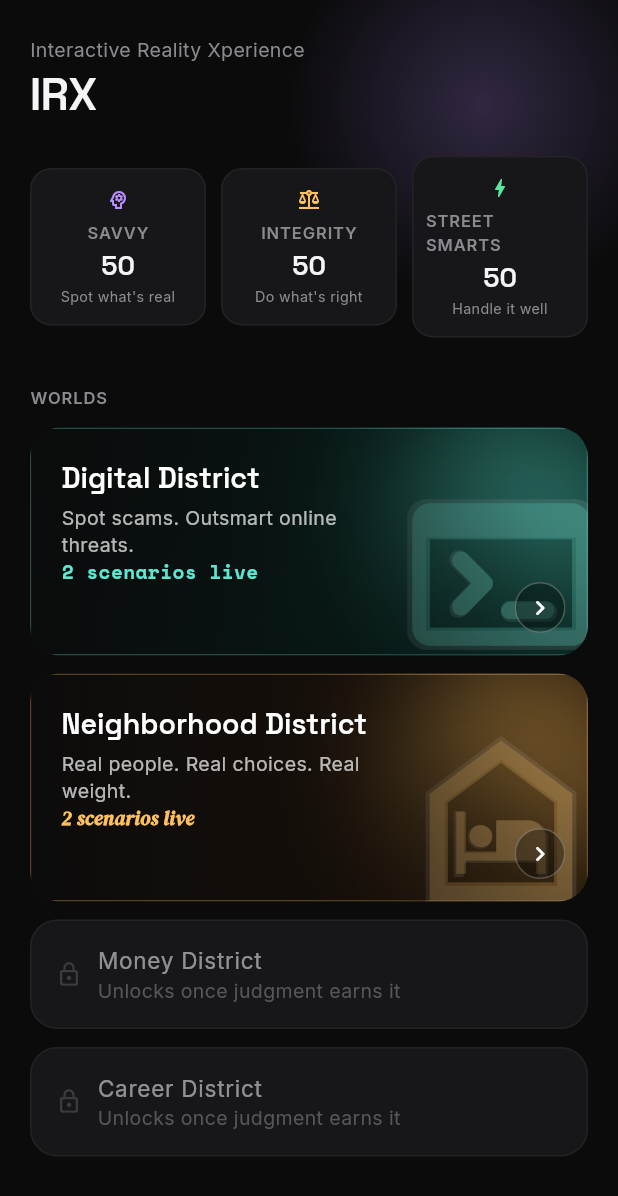
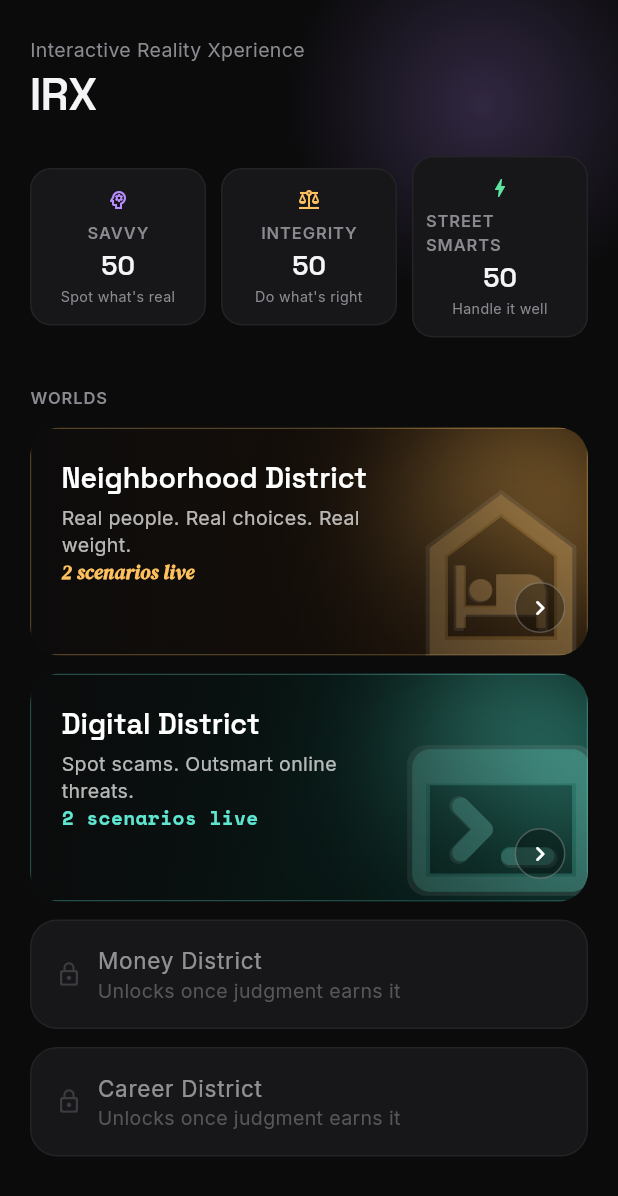
Before and after one commit to rmoskiii/irx-flutter, a Flutter app: the screen it shows after launch, on a phone screen of 412 x 824 dp. Shown: the top 1196 px of the screen. Run offline on Flutter 3.47's test engine with Material 3 defaults, Android fonts, the phone set to English and light mode, and no system bars; our stand-ins replace google_fonts.

Commit message:
irx v8 hood edits

```diff
--- a/lib/models/scenario.dart
+++ b/lib/models/scenario.dart
@@ -1,6 +1,7 @@
 /// Models mirror the shape returned by the irl-backend API. Keeping them
 /// as plain, explicit fromJson factories (no codegen) keeps the project
 /// dependency-light and easy to read for a small MVP.
+library;
 
 class Persona {
   final String name;
@@ -86,7 +87,8 @@ class ScenarioNode {
       message: json['message'] as String,
       reactionDelay: json['reactionDelay'] as String?,
       presentation: json['presentation'] != null
-          ? ScenarioPresentation.fromJson(json['presentation'] as Map<String, dynamic>)
+          ? ScenarioPresentation.fromJson(
+              json['presentation'] as Map<String, dynamic>)
           : null,
       choices: (json['choices'] as List)
           .map((c) => ScenarioChoice.fromJson(c as Map<String, dynamic>))
@@ -219,6 +221,7 @@ class TurnBreakdown {
     required this.reasons,
   });
 }
+
 /// Summary of a scenario, as returned by GET /api/scenarios/list. Powers
 /// the dev-only scenario picker - deliberately minimal, just enough to
 /// show a list and let you pick one.
--- a/lib/theme/app_theme.dart
+++ b/lib/theme/app_theme.dart
@@ -101,7 +101,10 @@ class AmbientGlow extends StatelessWidget {
         decoration: BoxDecoration(
           shape: BoxShape.circle,
           gradient: RadialGradient(
-            colors: [color.withOpacity(0.22), color.withOpacity(0.0)],
+            colors: [
+              color.withValues(alpha: 0.22),
+              color.withValues(alpha: 0.0)
+            ],
           ),
         ),
       ),
--- a/lib/theme/district_theme.dart
+++ b/lib/theme/district_theme.dart
@@ -56,7 +56,11 @@ class Districts {
     tagline: 'Spot scams. Outsmart online threats.',
     icon: Icons.terminal_rounded,
     accent: const Color(0xFF5EE6D0),
-    backgroundGradient: const [Color(0xFF081410), Color(0xFF04211C), Color(0xFF02100D)],
+    backgroundGradient: const [
+      Color(0xFF081410),
+      Color(0xFF04211C),
+      Color(0xFF02100D)
+    ],
     labelFont: () => GoogleFonts.spaceMono(),
     available: true,
     anchorScenarioId: 'the_prince',
@@ -68,7 +72,11 @@ class Districts {
     tagline: 'Real people. Real choices. Real weight.',
     icon: Icons.night_shelter_outlined,
     accent: const Color(0xFFFFC15E),
-    backgroundGradient: const [Color(0xFF241608), Color(0xFF1C1006), Color(0xFF120A03)],
+    backgroundGradient: const [
+      Color(0xFF241608),
+      Color(0xFF1C1006),
+      Color(0xFF120A03)
+    ],
     labelFont: () => GoogleFonts.dmSerifDisplay(fontStyle: FontStyle.italic),
     available: true,
     anchorScenarioId: 'the_secret',
@@ -80,7 +88,11 @@ class Districts {
     tagline: 'Unlocks once judgment earns it',
     icon: Icons.account_balance_outlined,
     accent: const Color(0xFF8A8A90),
-    backgroundGradient: const [Color(0xFF141416), Color(0xFF101012), Color(0xFF0B0B0C)],
+    backgroundGradient: const [
+      Color(0xFF141416),
+      Color(0xFF101012),
+      Color(0xFF0B0B0C)
+    ],
     labelFont: () => GoogleFonts.spaceGrotesk(),
   );
 
@@ -90,11 +102,15 @@ class Districts {
     tagline: 'Unlocks once judgment earns it',
     icon: Icons.badge_outlined,
     accent: const Color(0xFF8A8A90),
-    backgroundGradient: const [Color(0xFF141416), Color(0xFF101012), Color(0xFF0B0B0C)],
+    backgroundGradient: const [
+      Color(0xFF141416),
+      Color(0xFF101012),
+      Color(0xFF0B0B0C)
+    ],
     labelFont: () => GoogleFonts.spaceGrotesk(),
   );
 
-  static final all = <DistrictTheme>[digital, neighborhood, money, career];
+  static final all = <DistrictTheme>[neighborhood, digital, money, career];
 
   /// Looks up a district by its string id (matches the "district" field
   /// on a scenario) - used by the dev picker to theme a scenario it
--- a/lib/widgets/choice_tile.dart
+++ b/lib/widgets/choice_tile.dart
@@ -48,12 +48,12 @@ class _ChoiceTileState extends State<ChoiceTile> {
           padding: const EdgeInsets.symmetric(horizontal: 16, vertical: 14),
           decoration: BoxDecoration(
             color: widget.selected
-                ? widget.district.accent.withOpacity(0.16)
+                ? widget.district.accent.withValues(alpha: 0.16)
                 : AppColors.surface,
             borderRadius: BorderRadius.circular(14),
             border: Border.all(
               color: widget.selected || _pressed
-                  ? widget.district.accent.withOpacity(0.65)
+                  ? widget.district.accent.withValues(alpha: 0.65)
                   : AppColors.border,
             ),
           ),
--- a/lib/widgets/district_card.dart
+++ b/lib/widgets/district_card.dart
@@ -40,7 +40,7 @@ class DistrictCard extends StatelessWidget {
           width: double.infinity,
           constraints: const BoxConstraints(minHeight: 152),
           decoration: BoxDecoration(
-            border: Border.all(color: district.accent.withOpacity(0.3)),
+            border: Border.all(color: district.accent.withValues(alpha: 0.3)),
           ),
           child: Stack(
             children: [
@@ -61,9 +61,9 @@ class DistrictCard extends StatelessWidget {
                       begin: Alignment.centerLeft,
                       end: Alignment.centerRight,
                       colors: [
-                        AppColors.background.withOpacity(0.94),
-                        AppColors.background.withOpacity(0.55),
-                        AppColors.background.withOpacity(0.05),
+                        AppColors.background.withValues(alpha: 0.94),
+                        AppColors.background.withValues(alpha: 0.55),
+                        AppColors.background.withValues(alpha: 0.05),
                       ],
                       stops: const [0.0, 0.45, 1.0],
                     ),
@@ -85,7 +85,10 @@ class DistrictCard extends StatelessWidget {
                         children: [
                           Text(
                             district.name,
-                            style: Theme.of(context).textTheme.titleLarge?.copyWith(
+                            style: Theme.of(context)
+                                .textTheme
+                                .titleLarge
+                                ?.copyWith(
                                   fontSize: 19,
                                   color: Colors.white,
                                 ),
@@ -93,8 +96,11 @@ class DistrictCard extends StatelessWidget {
                           const SizedBox(height: 6),
                           Text(
                             district.tagline,
-                            style: Theme.of(context).textTheme.bodyMedium?.copyWith(
-                                  color: Colors.white.withOpacity(0.7),
+                            style: Theme.of(context)
+                                .textTheme
+                                .bodyMedium
+                                ?.copyWith(
+                                  color: Colors.white.withValues(alpha: 0.7),
                                   fontSize: 13,
                                   height: 1.35,
                                 ),
@@ -123,11 +129,13 @@ class DistrictCard extends StatelessWidget {
                   height: 34,
                   decoration: BoxDecoration(
                     shape: BoxShape.circle,
-                    color: Colors.black.withOpacity(0.35),
-                    border: Border.all(color: Colors.white.withOpacity(0.25)),
+                    color: Colors.black.withValues(alpha: 0.35),
+                    border:
+                        Border.all(color: Colors.white.withValues(alpha: 0.25)),
                   ),
                   alignment: Alignment.center,
-                  child: const Icon(Icons.chevron_right_rounded, size: 20, color: Colors.white),
+                  child: const Icon(Icons.chevron_right_rounded,
+                      size: 20, color: Colors.white),
                 ),
               ),
             ],
@@ -178,7 +186,7 @@ class _ProceduralBackdrop extends StatelessWidget {
                 height: 160,
                 decoration: BoxDecoration(
                   shape: BoxShape.circle,
-                  color: district.accent.withOpacity(0.5),
+                  color: district.accent.withValues(alpha: 0.5),
                 ),
               ),
             ),
@@ -193,7 +201,7 @@ class _ProceduralBackdrop extends StatelessWidget {
                 height: 130,
                 decoration: BoxDecoration(
                   shape: BoxShape.circle,
-                  color: secondaryTint.withOpacity(0.6),
+                  color: secondaryTint.withValues(alpha: 0.6),
                 ),
               ),
             ),
@@ -208,7 +216,7 @@ class _ProceduralBackdrop extends StatelessWidget {
             child: Icon(
               district.icon,
               size: 150,
-              color: Colors.white.withOpacity(0.10),
+              color: Colors.white.withValues(alpha: 0.10),
             ),
           ),
           Positioned(
@@ -217,7 +225,7 @@ class _ProceduralBackdrop extends StatelessWidget {
             child: Icon(
               district.icon,
               size: 142,
-              color: district.accent.withOpacity(0.28),
+              color: district.accent.withValues(alpha: 0.28),
             ),
           ),
         ],
@@ -243,14 +251,17 @@ class _LockedCard extends StatelessWidget {
         opacity: 0.55,
         child: Row(
           children: [
-            Icon(Icons.lock_outline_rounded, size: 18, color: AppColors.textMuted),
+            const Icon(Icons.lock_outline_rounded,
+                size: 18, color: AppColors.textMuted),
             const SizedBox(width: 10),
             Expanded(
               child: Column(
                 crossAxisAlignment: CrossAxisAlignment.start,
                 children: [
-                  Text(district.name, style: Theme.of(context).textTheme.bodyLarge),
-                  Text(district.tagline, style: Theme.of(context).textTheme.bodyMedium),
+                  Text(district.name,
+                      style: Theme.of(context).textTheme.bodyLarge),
+                  Text(district.tagline,
+                      style: Theme.of(context).textTheme.bodyMedium),
                 ],
               ),
             ),
--- a/lib/widgets/player_bubble.dart
+++ b/lib/widgets/player_bubble.dart
@@ -22,11 +22,11 @@ class PlayerBubble extends StatelessWidget {
           margin: const EdgeInsets.only(bottom: 16),
           padding: const EdgeInsets.symmetric(horizontal: 14, vertical: 10),
           decoration: BoxDecoration(
-            color: district.accent.withOpacity(0.14),
+            color: district.accent.withValues(alpha: 0.14),
             borderRadius: BorderRadius.circular(14).copyWith(
               bottomRight: const Radius.circular(4),
             ),
-            border: Border.all(color: district.accent.withOpacity(0.4)),
+            border: Border.all(color: district.accent.withValues(alpha: 0.4)),
           ),
           child: Text(
             label,
--- a/lib/widgets/scene_card.dart
+++ b/lib/widgets/scene_card.dart
@@ -46,7 +46,7 @@ class SceneCard extends StatelessWidget {
         decoration: BoxDecoration(
           color: AppColors.surfaceRaised,
           borderRadius: BorderRadius.circular(18),
-          border: Border.all(color: moodStyle.primary.withOpacity(0.22)),
+          border: Border.all(color: moodStyle.primary.withValues(alpha: 0.22)),
         ),
         child: Row(
           crossAxisAlignment: CrossAxisAlignment.start,
--- a/lib/widgets/sms_card.dart
+++ b/lib/widgets/sms_card.dart
@@ -86,7 +86,8 @@ class SmsCard extends StatelessWidget {
                   bottomRight: Radius.circular(18),
                   bottomLeft: Radius.circular(4),
                 ),
-                border: Border.all(color: district.accent.withOpacity(0.18)),
+                border:
+                    Border.all(color: district.accent.withValues(alpha: 0.18)),
               ),
               child: Text(
                 body,
```
Also changed, not shown: lib/screens/dev_scenario_picker_screen.dart (+14 -6 lines), lib/screens/outcome_screen.dart (+12 -8 lines), lib/screens/scenario_screen.dart (+10 -8 lines), lib/widgets/call_modal.dart (+17 -14 lines), lib/widgets/document_modal.dart (+9 -5 lines), lib/widgets/email_card.dart (+26 -11 lines), lib/widgets/payment_request_modal.dart (+12 -11 lines), lib/widgets/persona_bubble.dart (+11 -8 lines), lib/widgets/scene_avatar.dart (+24 -15 lines), lib/widgets/scene_modal.dart (+13 -13 lines), lib/widgets/typing_indicator.dart (+9 -6 lines).
